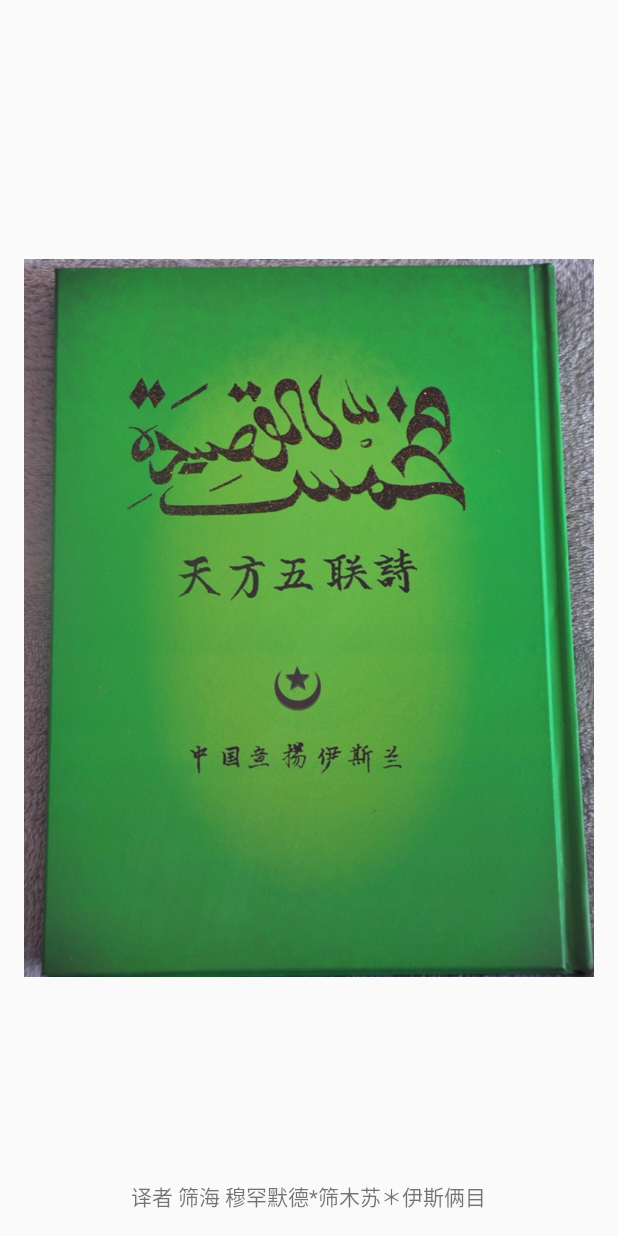
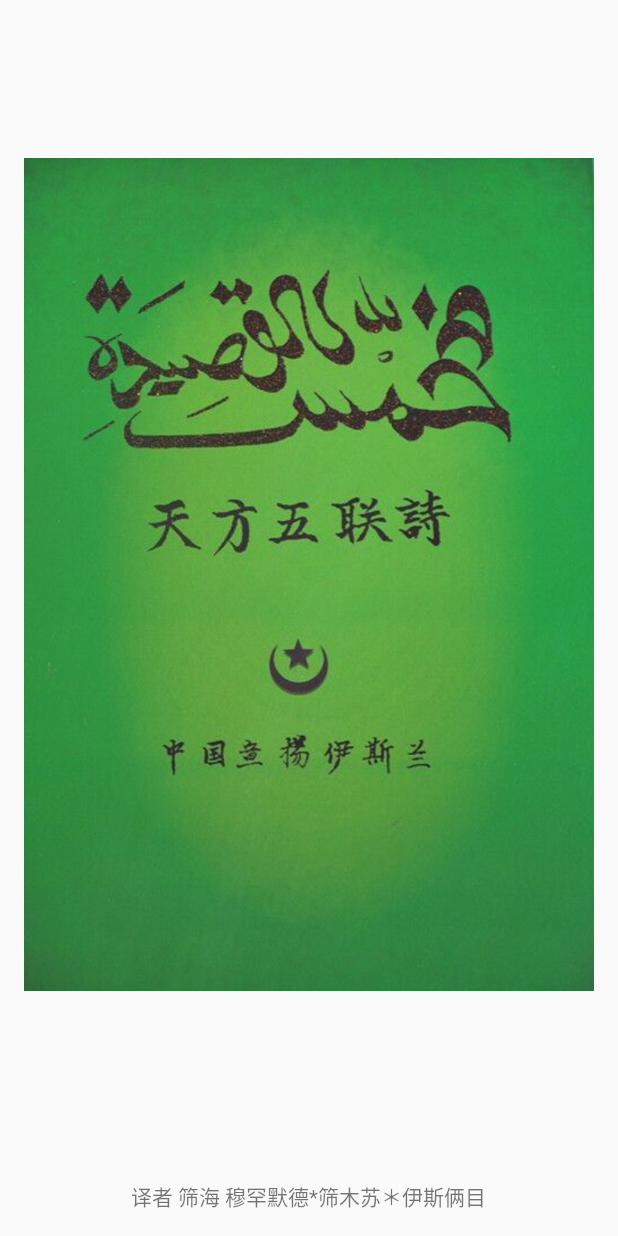
Before and after one commit to boyxiaolong/MuHanMaiSi-Query, an Android app: the MainActivity screen opened directly, with no data from a screen before it, on a phone screen of 412 x 824 dp. Run offline under Robolectric (Android 15) with nearby library versions, the phone set to English and light mode, and no system bars.

Commit message:
modify icon

```diff
--- a/app/src/main/AndroidManifest.xml
+++ b/app/src/main/AndroidManifest.xml
@@ -7,7 +7,7 @@
 
     <application
         android:allowBackup="true"
-        android:icon="@drawable/muhanmaisi"
+        android:icon="@drawable/conver"
         android:label="@string/app_name"
         android:supportsRtl="true"
         android:theme="@style/Theme.AppCompat.Light.NoActionBar" >
--- a/app/src/main/java/com/example/allen/muhanmaisi_query/MainActivity.java
+++ b/app/src/main/java/com/example/allen/muhanmaisi_query/MainActivity.java
@@ -88,7 +88,7 @@ public class MainActivity extends AppCompatActivity {
         String ss = getPackageName();
 
         ImageView imageView = (ImageView)findViewById(R.id.imageView);
-        imageView.setImageResource(R.drawable.muhanmaisi);
+        imageView.setImageResource(R.drawable.conver);
 
         Thread thread = new Thread() {
             @Override
```
Also changed, not shown: app/src/main/res/drawable/conver.png (added), app/src/main/res/drawable/ic1.jpg (deleted), app/src/main/res/drawable/muhanmaisi.jpg (deleted).
